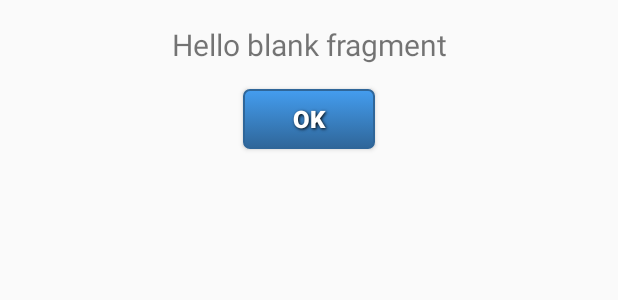
After one commit to bytetonight/Udacity-QuizApp-Open-Trivia, an Android app: the layout fragment_fragment_correct_answer.xml on its own in the app's theme, with its tools: preview values and no code run, on a phone screen of 412 x 824 dp. The commit adds this screen. Shown: the top 300 px of the screen. Run offline under Robolectric (Android 15) with nearby library versions, the phone set to English and light mode, and no system bars.

Commit message:
-Replaced Timer-based "Wrong Answer Toast" with "Next Question onDialog-Confirmation" -Enabled animated Fragment Transitions

```diff
--- a/app/src/main/java/layout/FragmentMultipleChoice.java
+++ b/app/src/main/java/android/example/com/quizapp/fragments/FragmentMultipleChoice.java
@@ -1,4 +1,4 @@
-package layout;
+package android.example.com.quizapp.fragments;
 
 import android.example.com.quizapp.MainActivity;
 import android.example.com.quizapp.R;
@@ -151,7 +151,7 @@ public class FragmentMultipleChoice extends Fragment implements View.OnClickList
             }
             checkedRadioID = view.getId();
             realIDstring = getResources().getResourceName(checkedRadioID);
-            ((MainActivity) getActivity()).prepareToast(realIDstring);
+            //((MainActivity) getActivity()).prepareToast(realIDstring);
             return;
         }
 
--- a/app/src/main/java/layout/FragmentTrueFalse.java
+++ b/app/src/main/java/android/example/com/quizapp/fragments/FragmentTrueFalse.java
@@ -1,8 +1,7 @@
-package layout;
+package android.example.com.quizapp.fragments;
 
 //import android.app.Fragment;
 import android.support.v4.app.Fragment;
-import android.content.res.Configuration;
 import android.example.com.quizapp.MainActivity;
 import android.example.com.quizapp.R;
 import android.os.Bundle;
@@ -12,7 +11,6 @@ import android.view.View;
 import android.view.ViewGroup;
 import android.widget.Button;
 import android.widget.RadioButton;
-import android.widget.RadioGroup;
 import android.widget.TextView;
 
 import com.itternet.interfaces.Questionable;
@@ -153,7 +151,7 @@ public class FragmentTrueFalse extends Fragment implements View.OnClickListener,
             }
             checkedRadioID = view.getId();
             realIDstring = getResources().getResourceName(checkedRadioID);
-            ((MainActivity) getActivity()).prepareToast(realIDstring);
+            //((MainActivity) getActivity()).prepareToast(realIDstring);
             return;
         }
 
--- /dev/null
+++ b/app/src/main/res/layout/fragment_fragment_correct_answer.xml
@@ -0,0 +1,36 @@
+<LinearLayout xmlns:android="http://schemas.android.com/apk/res/android"
+             xmlns:tools="http://schemas.android.com/tools"
+             android:id="@+id/fragment_correct_answer"
+              android:orientation="vertical"
+
+             android:layout_width="match_parent"
+             android:layout_height="match_parent"
+               tools:context="android.example.com.quizapp.fragments.FragmentCorrectAnswer">
+
+
+
+
+
+    <TextView
+        android:id="@+id/tvCorrectAnswer"
+        android:layout_width="match_parent"
+        android:layout_height="wrap_content"
+        android:textSize="20dp"
+        android:gravity="center"
+        android:layout_marginTop="16dp"
+        android:layout_marginBottom="16dp"
+        android:text="@string/hello_blank_fragment"/>
+
+        <Button
+            android:id="@+id/btnDialogSubmit"
+            android:layout_width="wrap_content"
+            android:layout_height="wrap_content"
+            android:layout_marginBottom="16dp"
+            android:layout_gravity="center"
+            android:text="ok"
+            style="@style/submitButton"/>
+
+
+
+
+</LinearLayout>
--- a/app/src/main/res/layout/fragment_start_up_options.xml
+++ b/app/src/main/res/layout/fragment_start_up_options.xml
@@ -2,7 +2,7 @@
              xmlns:tools="http://schemas.android.com/tools"
              android:layout_width="match_parent"
              android:layout_height="match_parent"
-             tools:context="layout.StartUpOptions">
+             tools:context=".fragments.FragmentStartUpOptions">
 
     <!-- TODO: Update blank fragment layout -->
     <TextView
--- a/app/src/main/res/values/strings.xml
+++ b/app/src/main/res/values/strings.xml
@@ -8,6 +8,7 @@
     <string name="blank_question">### Question not loaded ###</string>
     <string name="blank_radio_option">Option</string>
     <string name="submit">Submit</string>
+    <string name="correctAnswerTitle">The correct answer is:</string>
     <string name="incorrectMessage">The correct answer would have been:\n<b>%1$s</b></string>
     <string name="scoreMessage">You answered %1$d out of %2$d questions <b>correctly</b>.</string>
     <string name="no_selection">Please select an Option</string>
```
Also changed, not shown: app/src/main/java/android/example/com/quizapp/MainActivity.java (+29 -7 lines), app/src/main/java/android/example/com/quizapp/fragments/FragmentCorrectAnswer.java (added, +96 -0 lines), app/src/main/java/android/example/com/quizapp/fragments/FragmentStartUpOptions.java (renamed from app/src/main/java/layout/StartUpOptions.java, +8 -8 lines), app/src/main/java/com/itternet/QuizQuestionFragmentFactory.java (+2 -5 lines).
